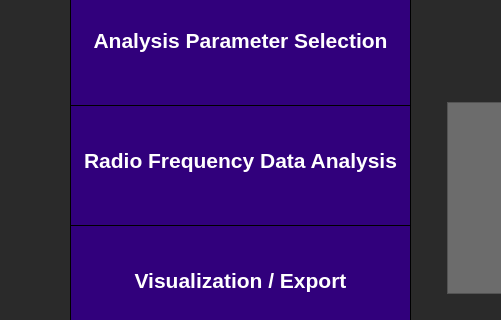
Above: src/qus/image_loading/ui/file_selection.ui from QuantUS-OpenSource/QuantUS before the change; both pictures show x 0 to 501 and y 265 to 585 of the 1418 by 832 pixel window. Below: the same form after it.
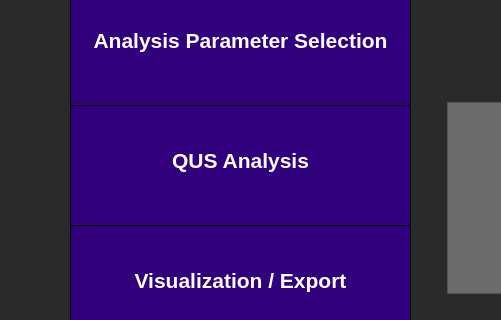
That is the form after the change.

Commit message: Updated gui for qus to qus analysis on sidebar

```diff
--- a/src/qus/image_loading/ui/file_selection.ui
+++ b/src/qus/image_loading/ui/file_selection.ui
@@ -284,7 +284,7 @@
 }</string>
           </property>
           <property name="text">
-           <string>Radio Frequency Data Analysis</string>
+           <string>QUS Analysis</string>
           </property>
           <property name="alignment">
            <set>Qt::AlignCenter</set>
```
Left out of the diff: 76 changed lines with no effect on the pictures. The commit also changes 17 other files.
